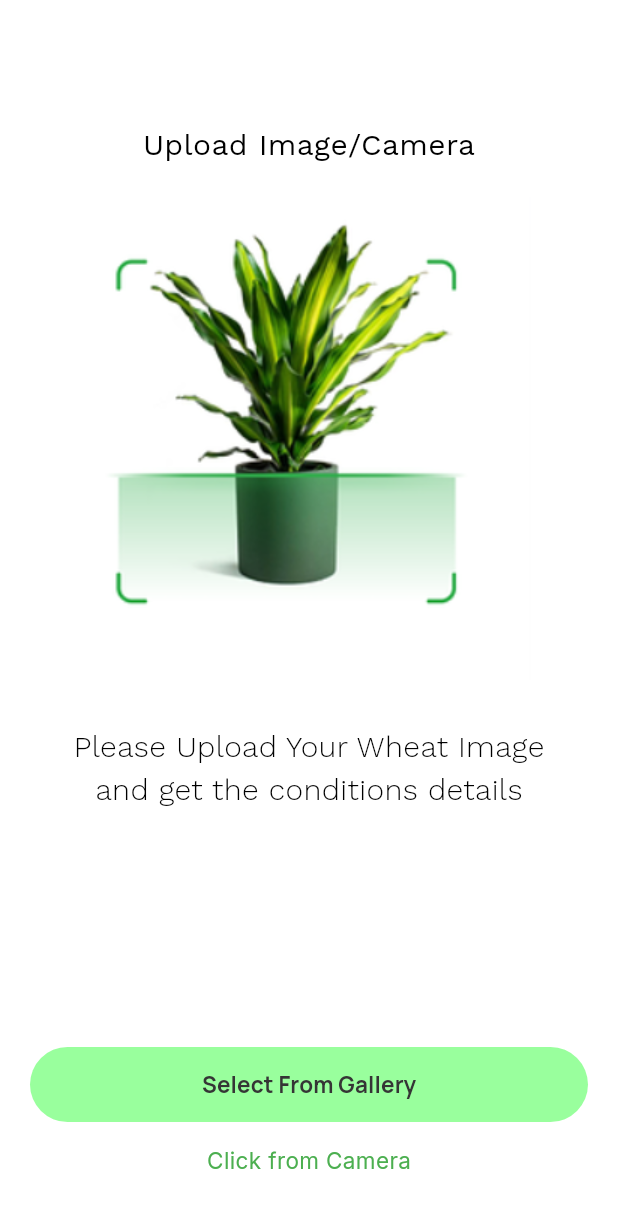
After one commit to voiiddxx/Farmer-App-Flutter, a Flutter app: the HomeScreen screen opened by its route, after a tap on "Wheat Crops", on a phone screen of 412 x 824 dp. The commit adds this screen. Shown: the top 1208 px of the screen. Run offline on Flutter 3.47's test engine with Material 3 defaults, Android fonts, the phone set to English and light mode, and no system bars; our stand-ins replace google_fonts, image_picker; network calls fail.

Commit message:
Dependency: Added imageselector depenedncy || Add: Added image uploader ui

```diff
--- a/lib/routes/route_name.dart
+++ b/lib/routes/route_name.dart
@@ -1,4 +1,5 @@
 class RoutesNames {
   static const String splashScreen = "splashScreen";
   static const String homeScreen = "homeScreen";
+  static const String imageUploadScreen = "imageUploadscreen";
 }
--- a/lib/routes/routing.dart
+++ b/lib/routes/routing.dart
@@ -1,5 +1,6 @@
 import 'package:farmer/routes/route_name.dart';
 import 'package:farmer/view/home/home_screen.dart';
+import 'package:farmer/view/images/upload_image.dart';
 import 'package:farmer/view/start/splash_screen.dart';
 import 'package:flutter/material.dart';
 
@@ -13,6 +14,11 @@ Route<dynamic> onGenreateSettings(RouteSettings settings) {
       return MaterialPageRoute(builder: (context) {
         return const HomeScreen();
       });
+    case RoutesNames.imageUploadScreen:
+      return MaterialPageRoute(builder: (context) {
+        dynamic data = settings.arguments as dynamic;
+        return ClickCamera(cropType: data);
+      });
     default:
       return MaterialPageRoute(builder: (context) {
         return const Scaffold(
--- a/lib/view/home/home_screen.dart
+++ b/lib/view/home/home_screen.dart
@@ -1,3 +1,4 @@
+import 'package:farmer/routes/route_name.dart';
 import 'package:flutter/material.dart';
 import 'package:google_fonts/google_fonts.dart';
 
@@ -9,6 +10,8 @@ class HomeScreen extends StatefulWidget {
 }
 
 class _HomeScreenState extends State<HomeScreen> {
+  dynamic data = "wheat";
+
   @override
   Widget build(BuildContext context) {
     final h = MediaQuery.of(context).size.height;
@@ -137,7 +140,16 @@ class _HomeScreenState extends State<HomeScreen> {
             child: SingleChildScrollView(
               child: Column(
                 children: [
-                  Container(
+                  InkWell(
+                    onTap: () {
+                      setState(() {
+                        data = "Wheat";
+                      });
+                      Navigator.pushNamed(
+                          context, RoutesNames.imageUploadScreen,
+                          arguments: data);
+                    },
+                    child: Container(
                       height: h * 0.3,
                       width: w * 0.9,
                       decoration: BoxDecoration(
@@ -193,8 +205,8 @@ class _HomeScreenState extends State<HomeScreen> {
                                   height: 50,
                                   width: 50,
                                   decoration: BoxDecoration(
-                                  color:
-                                      const Color.fromARGB(255, 160, 255, 163),
+                                    color: const Color.fromARGB(
+                                        255, 160, 255, 163),
                                     borderRadius: BorderRadius.circular(5),
                                   ),
                                   child: const Center(
@@ -211,12 +223,22 @@ class _HomeScreenState extends State<HomeScreen> {
                         ],
                       ),
                     ),
+                  ),
                   const SizedBox(
                     height: 15,
                   ),
                   ////////////////////////////////////////////////////////////////
                   ///
-                  Container(
+                  InkWell(
+                    onTap: () {
+                      setState(() {
+                        data = "Rice";
+                      });
+                      Navigator.pushNamed(
+                          context, RoutesNames.imageUploadScreen,
+                          arguments: data);
+                    },
+                    child: Container(
                       height: h * 0.3,
                       width: w * 0.9,
                       decoration: BoxDecoration(
@@ -272,8 +294,8 @@ class _HomeScreenState extends State<HomeScreen> {
                                   height: 50,
                                   width: 50,
                                   decoration: BoxDecoration(
-                                  color:
-                                      const Color.fromARGB(255, 160, 255, 163),
+                                    color: const Color.fromARGB(
+                                        255, 160, 255, 163),
                                     borderRadius: BorderRadius.circular(5),
                                   ),
                                   child: const Center(
@@ -290,13 +312,23 @@ class _HomeScreenState extends State<HomeScreen> {
                         ],
                       ),
                     ),
+                  ),
                   /////////////////////////////////////
                   ///
                   ///
                   const SizedBox(
                     height: 15,
                   ),
-                  Container(
+                  InkWell(
+                    onTap: () {
+                      setState(() {
+                        data = "Wheat";
+                      });
+                      Navigator.pushNamed(
+                          context, RoutesNames.imageUploadScreen,
+                          arguments: data);
+                    },
+                    child: Container(
                       height: h * 0.3,
                       width: w * 0.9,
                       decoration: BoxDecoration(
@@ -352,8 +384,8 @@ class _HomeScreenState extends State<HomeScreen> {
                                   height: 50,
                                   width: 50,
                                   decoration: BoxDecoration(
-                                  color:
-                                      const Color.fromARGB(255, 160, 255, 163),
+                                    color: const Color.fromARGB(
+                                        255, 160, 255, 163),
                                     borderRadius: BorderRadius.circular(5),
                                   ),
                                   child: const Center(
@@ -370,6 +402,7 @@ class _HomeScreenState extends State<HomeScreen> {
                         ],
                       ),
                     ),
+                  ),
                 ],
               ),
             ),
--- /dev/null
+++ b/lib/view/images/upload_image.dart
@@ -0,0 +1,106 @@
+import 'package:flutter/material.dart';
+import 'package:google_fonts/google_fonts.dart';
+import 'package:image_picker/image_picker.dart';
+
+class ClickCamera extends StatefulWidget {
+  final String cropType;
+  const ClickCamera({super.key, required this.cropType});
+
+  @override
+  State<ClickCamera> createState() => _ClickCameraState();
+}
+
+class _ClickCameraState extends State<ClickCamera> {
+  uploadImageFromCamera() async {
+    try {
+      final result = await ImagePicker().pickImage(source: ImageSource.camera);
+      if (result != null) {
+        print("image selected");
+      } else {
+        print("no image selected");
+      }
+    } catch (e) {
+      print(e.toString());
+    }
+  }
+
+  @override
+  Widget build(BuildContext context) {
+    final h = MediaQuery.of(context).size.height;
+    final w = MediaQuery.of(context).size.width;
+    return Scaffold(
+        body: Container(
+      height: h * 1,
+      width: w * 1,
+      color: Colors.white,
+      child: Column(
+        crossAxisAlignment: CrossAxisAlignment.center,
+        children: [
+          SizedBox(
+            height: h * 0.1,
+          ),
+          Text(
+            "Upload Image/Camera",
+            style: GoogleFonts.workSans(
+                color: Colors.black, fontWeight: FontWeight.w400, fontSize: 20),
+          ),
+          SizedBox(
+            height: 20,
+          ),
+          Image.asset("assets/images/scan.png"),
+          SizedBox(
+            height: 30,
+          ),
+          Text(
+            "Please Upload Your " + widget.cropType + " Image",
+            style: GoogleFonts.workSans(
+                color: Colors.black, fontSize: 20, fontWeight: FontWeight.w300),
+          ),
+          Text(
+            "and get the conditions details",
+            style: GoogleFonts.workSans(
+                color: Colors.black, fontSize: 20, fontWeight: FontWeight.w300),
+          ),
+          Expanded(child: SizedBox()),
+          Padding(
+            padding: const EdgeInsets.only(left: 20, right: 20),
+            child: SizedBox(
+              height: 50,
+              width: double.infinity,
+              child: ElevatedButton(
+                onPressed: () {
+                  uploadImageFromCamera();
+                },
+                // ignore: sort_child_properties_last
+                child: Text(
+                  "Select From Gallery",
+                  style: GoogleFonts.manrope(
+                      color: const Color.fromARGB(255, 53, 53, 53),
+                      fontSize: 15,
+                      fontWeight: FontWeight.w700),
+                ),
+                style: ElevatedButton.styleFrom(
+                    backgroundColor: const Color.fromARGB(255, 153, 255, 157),
+                    elevation: 0),
+              ),
+            ),
+          ),
+          SizedBox(
+            height: 15,
+          ),
+          Text(
+            "Click from Camera",
+            style: GoogleFonts.inter(
+                color: Colors.green, fontWeight: FontWeight.w400, fontSize: 15),
+          ),
+          const SizedBox(
+            height: 40,
+          ),
+        ],
+      ),
+    ));
+  }
+}
+
+
+// https://asset.cloudinary.com/dwkmxsthr/1e55c5aa6c504655b83e8a6973680a15
--- a/pubspec.yaml
+++ b/pubspec.yaml
@@ -36,6 +36,7 @@ dependencies:
   # Use with the CupertinoIcons class for iOS style icons.
   cupertino_icons: ^1.0.2
   google_fonts: ^6.1.0
+  image_picker: ^1.0.7
 
 dev_dependencies:
   flutter_test:
@@ -60,9 +61,8 @@ flutter:
   uses-material-design: true
 
   # To add assets to your application, add an assets section, like this:
-  # assets:
-  #   - images/a_dot_burr.jpeg
-  #   - images/a_dot_ham.jpeg
+  assets:
+    - assets/images/
 
   # An image asset can refer to one or more resolution-specific "variants", see
   # https://flutter.dev/assets-and-images/#resolution-aware
```
Also changed, not shown: assets/images/scan.png (added), pubspec.lock, 5 other files. Lines whose indentation alone changed are shown as unchanged.
